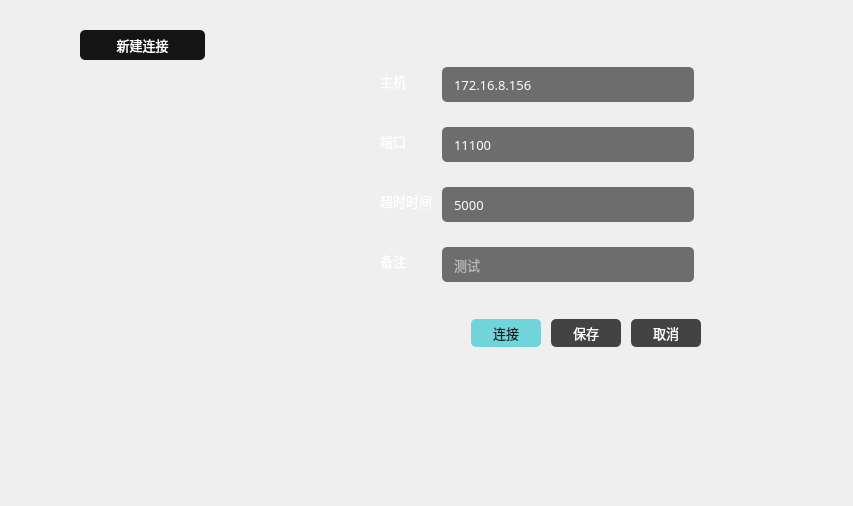
Before: the Qt Designer form Fdog-Kit-Zookeeper/module_zookeeper/zookeepermanagewidget.ui in HuaGouFdog/Fdog-Kit, drawn with Qt 5.
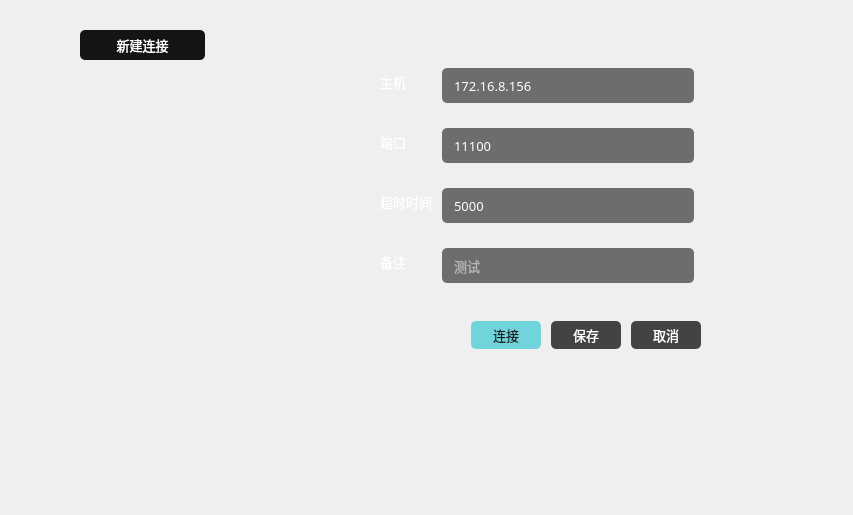
After: the same form once the commit is applied. Icons and pictures are not drawn.

Commit message: 优化数据滑动条样式，修复提示信息窗口不随主窗口移动的问题，修复创建节点信息添加节点内容后出现修改按钮

```diff
--- a/Fdog-Kit-Zookeeper/module_zookeeper/zookeepermanagewidget.ui
+++ b/Fdog-Kit-Zookeeper/module_zookeeper/zookeepermanagewidget.ui
@@ -7,7 +7,7 @@
     <x>0</x>
     <y>0</y>
     <width>853</width>
-    <height>506</height>
+    <height>515</height>
    </rect>
   </property>
   <property name="windowTitle">
@@ -293,7 +293,7 @@
               <x>0</x>
               <y>0</y>
               <width>180</width>
-              <height>416</height>
+              <height>425</height>
              </rect>
             </property>
             <property name="styleSheet">
```
The commit also changes 4 other files.
